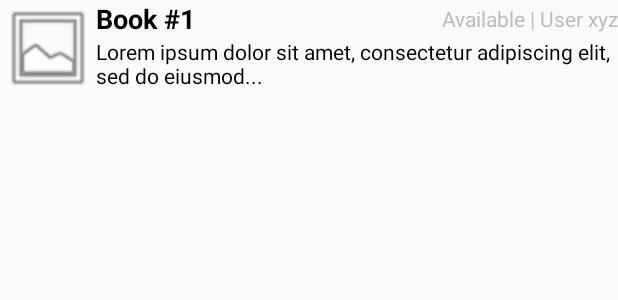
After one commit to CMPUT301F20T12/BookFace, an Android app: the layout book_list.xml on its own in the app's theme, with its tools: preview values and no code run, on a phone screen of 412 x 824 dp. The commit adds this screen. Shown: the top 300 px of the screen. Run offline under Robolectric (Android 15) with nearby library versions, the phone set to English and light mode, and no system bars.

Commit message:
Add skeleton for search to contain book list

```diff
--- a/app/src/main/AndroidManifest.xml
+++ b/app/src/main/AndroidManifest.xml
@@ -9,7 +9,8 @@
         android:roundIcon="@mipmap/ic_launcher_round"
         android:supportsRtl="true"
         android:theme="@style/AppTheme">
-        <activity android:name=".LoginConfirmationActivity"></activity>
+        <activity android:name=".SearchActivity"></activity>
+        <activity android:name=".LoginConfirmationActivity" />
         <activity android:name=".SignupActivity" />
         <activity android:name=".MainActivity">
             <intent-filter>
--- /dev/null
+++ b/app/src/main/res/layout/book_list.xml
@@ -0,0 +1,63 @@
+<?xml version="1.0" encoding="utf-8"?>
+
+<androidx.constraintlayout.widget.ConstraintLayout xmlns:android="http://schemas.android.com/apk/res/android"
+    xmlns:app="http://schemas.android.com/apk/res-auto"
+    xmlns:tools="http://schemas.android.com/tools"
+    android:id="@+id/linearLayout"
+    android:layout_width="match_parent"
+    android:layout_height="wrap_content">
+
+    <ImageView
+        android:id="@+id/bookImage"
+        android:layout_width="64dp"
+        android:layout_height="64dp"
+        android:layout_marginEnd="20dp"
+        android:layout_marginRight="20dp"
+        app:layout_constraintBottom_toBottomOf="parent"
+        app:layout_constraintStart_toStartOf="parent"
+        app:layout_constraintTop_toTopOf="parent"
+        app:srcCompat="@android:drawable/ic_menu_gallery" />
+
+    <TextView
+        android:id="@+id/bookTitle"
+        android:layout_width="0dp"
+        android:layout_height="wrap_content"
+        android:layout_weight="0"
+        android:textColor="@color/colorPrimary"
+        android:text="Book #1"
+        android:textSize="18sp"
+        android:textStyle="bold"
+        app:layout_constraintBottom_toTopOf="@+id/bookDescription"
+        app:layout_constraintEnd_toStartOf="@id/statusAndUser"
+        app:layout_constraintStart_toEndOf="@+id/bookImage"
+        app:layout_constraintTop_toTopOf="parent" />
+
+    <TextView
+        android:id="@+id/bookDescription"
+        android:layout_width="0dp"
+        android:layout_height="wrap_content"
+        android:textColor="@color/colorPrimary"
+        android:layout_marginBottom="4dp"
+        android:fontFamily="sans-serif"
+        android:text="Lorem ipsum dolor sit amet, consectetur adipiscing elit, sed do eiusmod..."
+        android:textSize="14sp"
+        app:layout_constraintBottom_toBottomOf="parent"
+        app:layout_constraintEnd_toEndOf="parent"
+        app:layout_constraintStart_toEndOf="@+id/bookImage" />
+
+    <TextView
+        android:id="@+id/statusAndUser"
+        android:gravity="right"
+        android:textColor="@color/colorLight"
+        android:layout_width="0dp"
+        android:layout_height="wrap_content"
+        android:fontFamily="sans-serif"
+        android:text="Available | User xyz"
+        android:textSize="14sp"
+        app:layout_constraintBottom_toTopOf="@id/bookDescription"
+        app:layout_constraintEnd_toEndOf="parent"
+        app:layout_constraintStart_toEndOf="@id/bookTitle"
+        app:layout_constraintTop_toTopOf="parent" />
+
+
+</androidx.constraintlayout.widget.ConstraintLayout>
--- a/app/src/main/res/values/colors.xml
+++ b/app/src/main/res/values/colors.xml
@@ -1,6 +1,8 @@
 <?xml version="1.0" encoding="utf-8"?>
 <resources>
-    <color name="colorPrimary">#6200EE</color>
-    <color name="colorPrimaryDark">#3700B3</color>
-    <color name="colorAccent">#03DAC5</color>
+    <color name="colorPrimary">#000000</color>
+    <color name="colorPrimaryDark">#000000</color>
+    <color name="colorLight">#BDBDBD</color>
+    <color name="colorFillLight">#F6F6F6</color>
+    <color name="colorAccent">#5DB075</color>
 </resources>
--- a/app/src/main/res/values/strings.xml
+++ b/app/src/main/res/values/strings.xml
@@ -9,4 +9,9 @@
     <string name="signup">Sign Up</string>
     <string name="contactNo">Contact No.</string>
     <string name="username">Username</string>
+
+    <string name="available">Available</string>
+    <string name="requested">Requested</string>
+    <string name="accepted">Accepted</string>
+    <string name="borrowed">Borrowed</string>
 </resources>
```
Also changed, not shown: app/src/main/java/com/example/bookface/BookList.java (+44 -44 lines), app/src/main/java/com/example/bookface/SearchActivity.java (added, +32 -0 lines), app/src/main/res/layout/activity_search.xml (added, +25 -0 lines).
